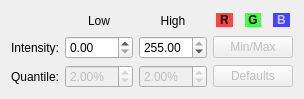
Before: the Qt Designer form Code/Common/mvdColorBandDynamicsWidget.ui in orfeotoolbox/OTB, drawn with Qt 5.
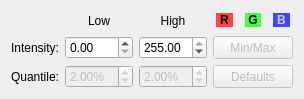
After: the same form once the commit is applied.

The edit to the form file:
```diff
--- a/Code/Common/mvdColorBandDynamicsWidget.ui
+++ b/Code/Common/mvdColorBandDynamicsWidget.ui
@@ -149,7 +149,7 @@
       <bool>false</bool>
      </property>
      <property name="sizePolicy">
-      <sizepolicy hsizetype="Minimum" vsizetype="Fixed">
+      <sizepolicy hsizetype="Minimum" vsizetype="Minimum">
        <horstretch>0</horstretch>
        <verstretch>0</verstretch>
       </sizepolicy>
@@ -213,7 +213,7 @@
       <bool>false</bool>
      </property>
      <property name="sizePolicy">
-      <sizepolicy hsizetype="Minimum" vsizetype="Fixed">
+      <sizepolicy hsizetype="Minimum" vsizetype="Minimum">
        <horstretch>0</horstretch>
        <verstretch>0</verstretch>
       </sizepolicy>
```
Left out of the diff: 32 changed lines with no effect on the pictures.
